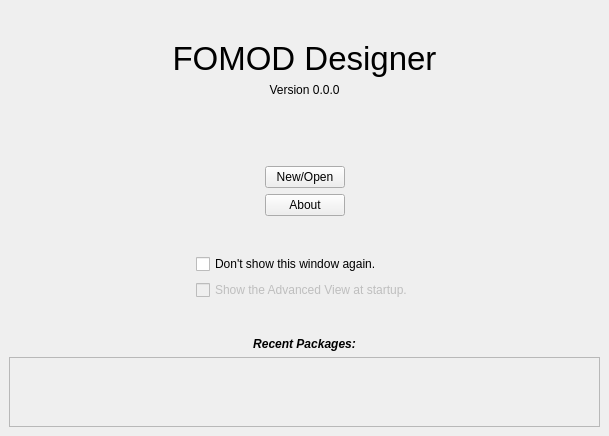
First picture: the form in resources/templates/window_intro.ui, repository GandaG/fomod-designer, before the edit.
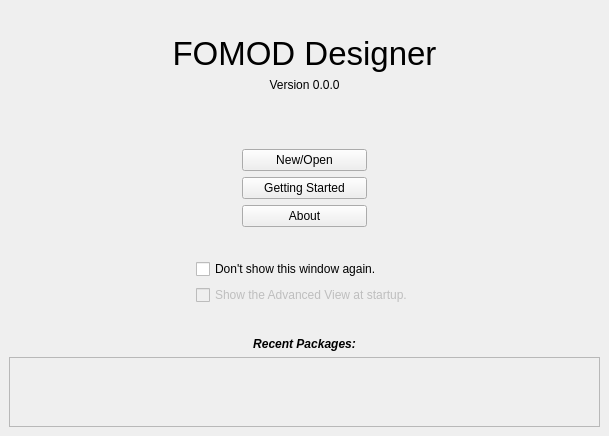
Second picture: the form after the edit.

Commit message: Added getting started button to intro window. Added functionality to the help action.

Patch:
```diff
--- a/resources/templates/window_intro.ui
+++ b/resources/templates/window_intro.ui
@@ -135,6 +135,12 @@
           <verstretch>0</verstretch>
          </sizepolicy>
         </property>
+        <property name="minimumSize">
+         <size>
+          <width>125</width>
+          <height>0</height>
+         </size>
+        </property>
         <property name="autoFillBackground">
          <bool>false</bool>
         </property>
@@ -158,6 +164,49 @@
       </item>
      </layout>
     </item>
+    <item>
+     <layout class="QHBoxLayout" name="horizontalLayout_5">
+      <item>
+       <spacer name="horizontalSpacer_7">
+        <property name="orientation">
+         <enum>Qt::Horizontal</enum>
+        </property>
+        <property name="sizeHint" stdset="0">
+         <size>
+          <width>40</width>
+          <height>20</height>
+         </size>
+        </property>
+       </spacer>
+      </item>
+      <item>
+       <widget class="QPushButton" name="button_help">
+        <property name="minimumSize">
+         <size>
+          <width>125</width>
+          <height>0</height>
+         </size>
+        </property>
+        <property name="text">
+         <string>Getting Started</string>
+        </property>
+       </widget>
+      </item>
+      <item>
+       <spacer name="horizontalSpacer_8">
+        <property name="orientation">
+         <enum>Qt::Horizontal</enum>
+        </property>
+        <property name="sizeHint" stdset="0">
+         <size>
+          <width>40</width>
+          <height>20</height>
+         </size>
+        </property>
+       </spacer>
+      </item>
+     </layout>
+    </item>
     <item>
      <layout class="QHBoxLayout" name="horizontalLayout_4">
       <item>
@@ -175,6 +224,12 @@
       </item>
       <item>
        <widget class="QPushButton" name="button_about">
+        <property name="minimumSize">
+         <size>
+          <width>125</width>
+          <height>0</height>
+         </size>
+        </property>
         <property name="text">
          <string>About</string>
         </property>
```
The commit also changes 5 other files.
